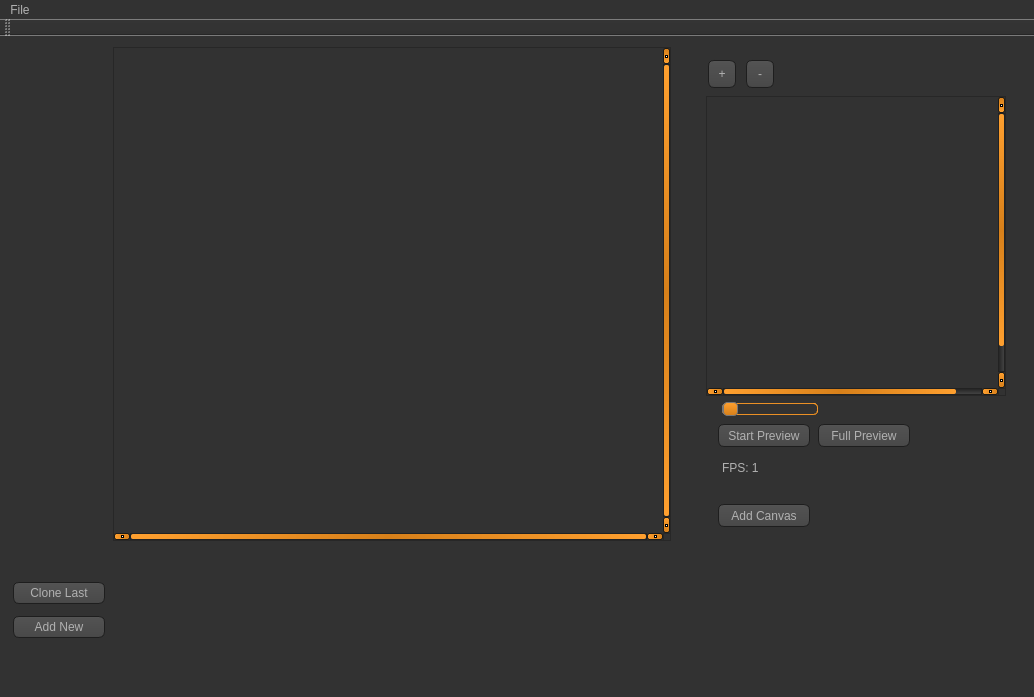
Old version of the form mainwindow.ui in the repository jacobthebrown/Jotoshop.
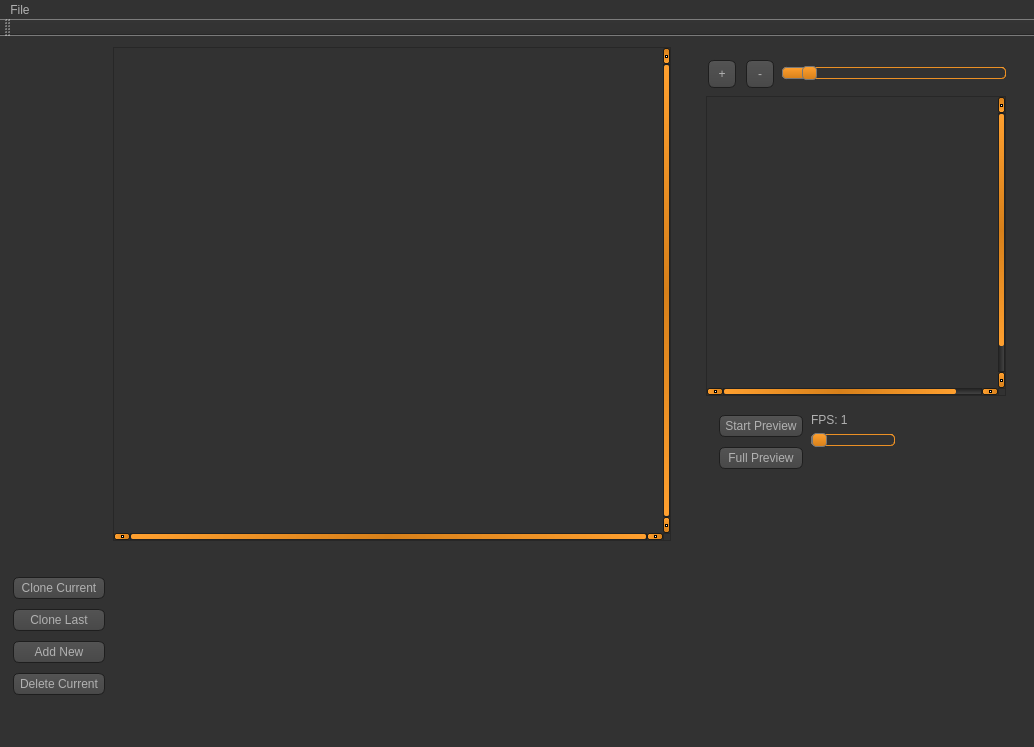
New version of the form. Icons and pictures are not drawn. Custom widgets are drawn as their Qt base class.

The edit to the form file:
```diff
--- a/mainwindow.ui
+++ b/mainwindow.ui
@@ -7,7 +7,7 @@
     <x>0</x>
     <y>0</y>
     <width>1034</width>
-    <height>697</height>
+    <height>699</height>
    </rect>
   </property>
   <property name="mouseTracking">
@@ -1198,17 +1198,32 @@
             </widget>
            </item>
            <item>
-            <spacer name="horizontalSpacer">
+            <widget class="QSlider" name="canvas_scaleSlider">
+             <property name="minimum">
+              <number>10</number>
+             </property>
+             <property name="maximum">
+              <number>1000</number>
+             </property>
+             <property name="singleStep">
+              <number>10</number>
+             </property>
+             <property name="pageStep">
+              <number>5</number>
+             </property>
+             <property name="value">
+              <number>100</number>
+             </property>
              <property name="orientation">
               <enum>Qt::Horizontal</enum>
              </property>
-             <property name="sizeHint" stdset="0">
-              <size>
-               <width>40</width>
-               <height>20</height>
-              </size>
+             <property name="invertedAppearance">
+              <bool>false</bool>
              </property>
-            </spacer>
+             <property name="invertedControls">
+              <bool>false</bool>
+             </property>
+            </widget>
            </item>
           </layout>
          </item>
@@ -1309,113 +1324,137 @@
              <height>128</height>
             </size>
            </property>
-           <widget class="QPushButton" name="addCanvasButton">
-            <property name="geometry">
-             <rect>
-              <x>10</x>
-              <y>100</y>
-              <width>96</width>
-              <height>27</height>
-             </rect>
-            </property>
-            <property name="maximumSize">
-             <size>
-              <width>100</width>
-              <height>16777215</height>
-             </size>
-            </property>
-            <property name="text">
-             <string>Add Canvas</string>
-            </property>
-           </widget>
-           <widget class="QSlider" name="fpsSpeedSlider">
-            <property name="geometry">
-             <rect>
-              <x>16</x>
-              <y>0</y>
-              <width>96</width>
-              <height>15</height>
-             </rect>
-            </property>
-            <property name="sizePolicy">
-             <sizepolicy hsizetype="Minimum" vsizetype="Fixed">
-              <horstretch>0</horstretch>
-              <verstretch>0</verstretch>
-             </sizepolicy>
-            </property>
-            <property name="maximumSize">
-             <size>
-              <width>313</width>
-              <height>16777215</height>
-             </size>
-            </property>
-            <property name="minimum">
-             <number>1</number>
-            </property>
-            <property name="maximum">
-             <number>100</number>
-            </property>
-            <property name="value">
-             <number>1</number>
-            </property>
-            <property name="sliderPosition">
-             <number>1</number>
-            </property>
-            <property name="orientation">
-             <enum>Qt::Horizontal</enum>
-            </property>
-            <property name="invertedAppearance">
-             <bool>false</bool>
-            </property>
-            <property name="invertedControls">
-             <bool>false</bool>
-            </property>
-           </widget>
-           <widget class="QLabel" name="sliderValueLabel">
-            <property name="geometry">
-             <rect>
-              <x>16</x>
-              <y>50</y>
-              <width>96</width>
-              <height>32</height>
-             </rect>
-            </property>
-            <property name="sizePolicy">
-             <sizepolicy hsizetype="Preferred" vsizetype="Fixed">
-              <horstretch>0</horstretch>
-              <verstretch>0</verstretch>
-             </sizepolicy>
-            </property>
-            <property name="text">
-             <string>FPS: 1</string>
-            </property>
-           </widget>
+           <layout class="QHBoxLayout" name="horizontalLayout_2">
+            <item>
+             <layout class="QVBoxLayout" name="verticalLayout_4">
+              <item>
            <widget class="QPushButton" name="previewButton">
-            <property name="geometry">
-             <rect>
-              <x>10</x>
-              <y>20</y>
-              <width>96</width>
-              <height>27</height>
-             </rect>
+                <property name="maximumSize">
+                 <size>
+                  <width>128</width>
+                  <height>16777215</height>
+                 </size>
             </property>
             <property name="text">
              <string>Start Preview</string>
             </property>
            </widget>
+              </item>
+              <item>
            <widget class="QPushButton" name="fullPreviewButton">
-            <property name="geometry">
-             <rect>
-              <x>110</x>
-              <y>20</y>
-              <width>96</width>
-              <height>27</height>
-             </rect>
+                <property name="maximumSize">
+                 <size>
+                  <width>128</width>
+                  <height>16777215</height>
+                 </size>
             </property>
             <property name="text">
              <string>Full Preview</string>
             </property>
            </widget>
+              </item>
+              <item>
+               <spacer name="verticalSpacer">
+                <property name="orientation">
+                 <enum>Qt::Vertical</enum>
+                </property>
+                <property name="sizeHint" stdset="0">
+                 <size>
+                  <width>20</width>
+                  <height>40</height>
+                 </size>
+                </property>
+               </spacer>
+              </item>
+             </layout>
+            </item>
+            <item>
+             <layout class="QVBoxLayout" name="verticalLayout_5">
+              <item>
+               <widget class="QLabel" name="sliderValueLabel">
+                <property name="sizePolicy">
+                 <sizepolicy hsizetype="Preferred" vsizetype="Fixed">
+                  <horstretch>0</horstretch>
+                  <verstretch>0</verstretch>
+                 </sizepolicy>
+                </property>
+                <property name="maximumSize">
+                 <size>
+                  <width>128</width>
+                  <height>16777215</height>
+                 </size>
+                </property>
+                <property name="text">
+                 <string>FPS: 1</string>
+                </property>
+               </widget>
+              </item>
+              <item>
+               <widget class="QSlider" name="fpsSpeedSlider">
+                <property name="sizePolicy">
+                 <sizepolicy hsizetype="Minimum" vsizetype="Fixed">
+                  <horstretch>0</horstretch>
+                  <verstretch>0</verstretch>
+                 </sizepolicy>
+                </property>
+                <property name="maximumSize">
+                 <size>
+                  <width>128</width>
+                  <height>16777215</height>
+                 </size>
+                </property>
+                <property name="minimum">
+                 <number>1</number>
+                </property>
+                <property name="maximum">
+                 <number>100</number>
+                </property>
+                <property name="value">
+                 <number>1</number>
+                </property>
+                <property name="sliderPosition">
+                 <number>1</number>
+                </property>
+                <property name="orientation">
+                 <enum>Qt::Horizontal</enum>
+                </property>
+                <property name="invertedAppearance">
+                 <bool>false</bool>
+                </property>
+                <property name="invertedControls">
+                 <bool>false</bool>
+                </property>
+               </widget>
+              </item>
+              <item>
+               <spacer name="verticalSpacer_2">
+                <property name="orientation">
+                 <enum>Qt::Vertical</enum>
+                </property>
+                <property name="sizeHint" stdset="0">
+                 <size>
+                  <width>20</width>
+                  <height>40</height>
+                 </size>
+                </property>
+               </spacer>
+              </item>
+             </layout>
+            </item>
+            <item>
+             <spacer name="horizontalSpacer_3">
+              <property name="orientation">
+               <enum>Qt::Horizontal</enum>
+              </property>
+              <property name="sizeHint" stdset="0">
+               <size>
+                <width>40</width>
+                <height>20</height>
+               </size>
+              </property>
+             </spacer>
+            </item>
+           </layout>
           </widget>
          </item>
         </layout>
@@ -1429,16 +1468,42 @@
     <item>
      <layout class="QHBoxLayout" name="horizontalLayout">
       <item>
-       <layout class="QVBoxLayout" name="verticalLayout">
-        <property name="spacing">
-         <number>0</number>
-        </property>
-        <property name="topMargin">
-         <number>25</number>
-        </property>
-        <property name="bottomMargin">
-         <number>25</number>
-        </property>
+       <layout class="QVBoxLayout" name="verticalLayout_6">
+        <item>
+         <spacer name="verticalSpacer_3">
+          <property name="orientation">
+           <enum>Qt::Vertical</enum>
+          </property>
+          <property name="sizeType">
+           <enum>QSizePolicy::Preferred</enum>
+          </property>
+          <property name="sizeHint" stdset="0">
+           <size>
+            <width>20</width>
+            <height>40</height>
+           </size>
+          </property>
+         </spacer>
+        </item>
+        <item>
+         <widget class="QPushButton" name="animationstrip_CloneCurrentButton">
+          <property name="minimumSize">
+           <size>
+            <width>96</width>
+            <height>0</height>
+           </size>
+          </property>
+          <property name="maximumSize">
+           <size>
+            <width>96</width>
+            <height>16777215</height>
+           </size>
+          </property>
+          <property name="text">
+           <string>Clone Current</string>
+          </property>
+         </widget>
+        </item>
         <item>
          <widget class="QPushButton" name="animationstrip_CloneButton">
           <property name="minimumSize">
@@ -1477,8 +1542,51 @@
           </property>
          </widget>
         </item>
+        <item>
+         <widget class="QPushButton" name="animationstrip_DeleteCurrentButton">
+          <property name="maximumSize">
+           <size>
+            <width>96</width>
+            <height>16777215</height>
+           </size>
+          </property>
+          <property name="text">
+           <string>Delete Current</string>
+          </property>
+         </widget>
+        </item>
+        <item>
+         <spacer name="verticalSpacer_4">
+          <property name="orientation">
+           <enum>Qt::Vertical</enum>
+          </property>
+          <property name="sizeType">
+           <enum>QSizePolicy::Preferred</enum>
+          </property>
+          <property name="sizeHint" stdset="0">
+           <size>
+            <width>20</width>
+            <height>40</height>
+           </size>
+          </property>
+         </spacer>
+        </item>
        </layout>
       </item>
+      <item>
+       <layout class="QVBoxLayout" name="verticalLayout_8"/>
+      </item>
+      <item>
+       <layout class="QVBoxLayout" name="verticalLayout">
+        <property name="spacing">
+         <number>0</number>
+        </property>
+        <property name="topMargin">
+         <number>25</number>
+        </property>
+        <property name="bottomMargin">
+         <number>25</number>
+        </property>
       <item>
        <widget class="QWidgetAnimationStrip" name="AnimationStrip" native="true">
         <property name="minimumSize">
@@ -1488,6 +1596,8 @@
          </size>
         </property>
        </widget>
+        </item>
+       </layout>
       </item>
      </layout>
     </item>
```
Left out of the diff: 10 changed lines with no effect on the pictures. Lines whose indentation alone changed are shown as unchanged.
